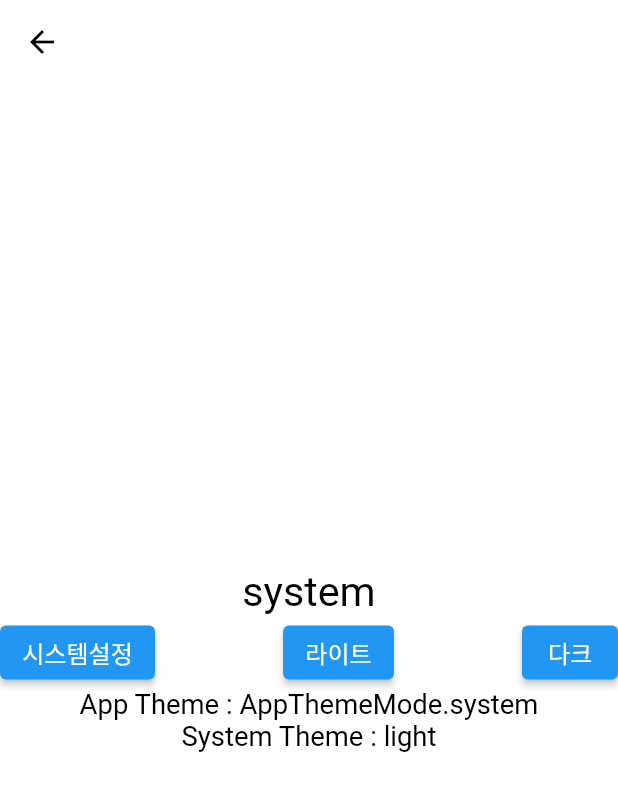
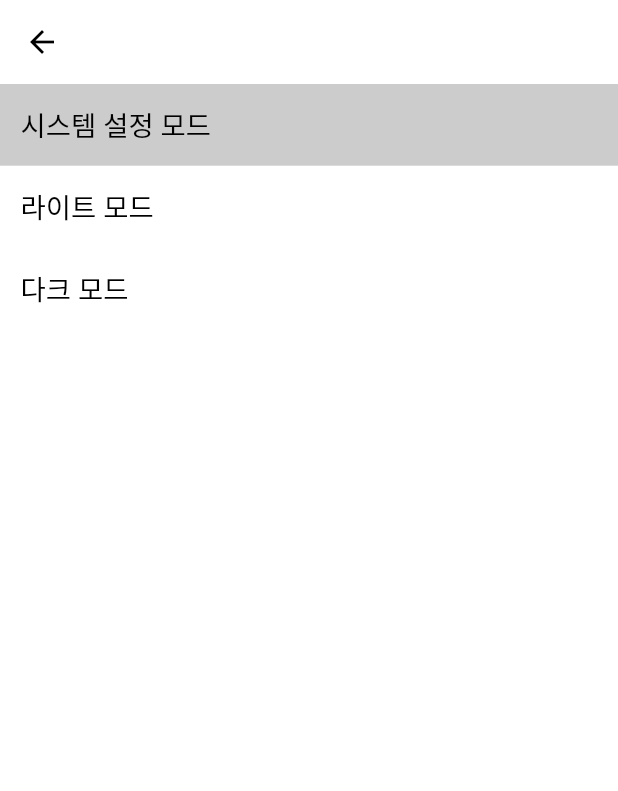
Before and after one commit to drexqq/flutter_boilerplate, a Flutter app: the AppSettingPage screen opened by its route, on a phone screen of 412 x 824 dp. Shown: the top 791 px of the screen. Run offline on Flutter 3.47's test engine with Material 3 defaults, Android fonts, the phone set to English and light mode, and no system bars; our stand-ins replace auto_route, bloc, equatable, flutter_bloc, flutter_screenutil, get_it and 2 more; accounts and stored records are empty.

Commit message:
:recycle: Refactor app theme change feature

```diff
--- a/lib/src/features/app/blocs/app_bloc.dart
+++ b/lib/src/features/app/blocs/app_bloc.dart
@@ -1,6 +1,5 @@
 // Package imports:
 import 'package:bloc/bloc.dart';
-import 'package:bloc_concurrency/bloc_concurrency.dart';
 import 'package:injectable/injectable.dart';
 
 // Project imports:
@@ -25,7 +24,7 @@ class AppBloc extends Bloc<AppEvent, AppState> {
         final isDarkMode = themeMode == AppThemeMode.dark;
         emit(state.copyWith(isDarkMode: isDarkMode, themeMode: themeMode));
       }
-    }, transformer: droppable());
+    });
   }
 
   @override
--- a/lib/src/features/app/blocs/app_state.dart
+++ b/lib/src/features/app/blocs/app_state.dart
@@ -1,5 +1,3 @@
-// ignore_for_file: public_member_api_docs, sort_constructors_first
-
 // Package imports:
 import 'package:equatable/equatable.dart';
 
@@ -25,9 +23,9 @@ class AppState extends Equatable {
 
   AppState.init()
       : this(
-          themeMode: getThemeMode(
+          themeMode: getThemeModeFromString(
               getIt<SharedPrefsService>().getString(Constants.themeMode) ??
-                  "system"),
+                  AppThemeMode.system.name),
           isDarkMode: getIsDarkMode,
         );
 
--- a/lib/src/features/app/models/app_theme_model.dart
+++ /dev/null
@@ -1,23 +0,0 @@
-// Flutter imports:
-import 'package:flutter/material.dart';
-
-// Project imports:
-import 'package:flutter_boilerplate/src/theme/app_theme.dart';
-
-class AppThemeModel {
-  final ThemeData system;
-  final ThemeData dark;
-  final ThemeData light;
-  AppThemeModel({
-    required this.system,
-    required this.dark,
-    required this.light,
-  });
-
-  AppThemeModel.init()
-      : this(
-          system: AppTheme().system,
-          dark: AppTheme().dark,
-          light: AppTheme().light,
-        );
-}
--- a/lib/src/features/app/presentation/pages/app_setting_page.dart
+++ b/lib/src/features/app/presentation/pages/app_setting_page.dart
@@ -1,15 +1,9 @@
 // Flutter imports:
-import 'package:flutter/material.dart';
-
 // Package imports:
 import 'package:auto_route/auto_route.dart';
-import 'package:flutter_bloc/flutter_bloc.dart';
-
-// Project imports:
-import 'package:flutter_boilerplate/src/features/app/blocs/app_bloc.dart';
-import 'package:flutter_boilerplate/src/features/app/blocs/app_event.dart';
+import 'package:flutter/material.dart';
 import 'package:flutter_boilerplate/src/features/app/blocs/app_state.dart';
-import 'package:flutter_boilerplate/src/utils/shortcuts/theme_shortcut.dart';
+import 'package:flutter_boilerplate/src/features/app/presentation/widgets/theme_button_widget.dart';
 
 @RoutePage()
 class AppSettingPage extends StatelessWidget {
@@ -19,50 +13,15 @@ class AppSettingPage extends StatelessWidget {
   Widget build(BuildContext context) {
     return Scaffold(
       appBar: AppBar(),
-      body: Column(
-        mainAxisAlignment: MainAxisAlignment.center,
+      body: const Column(
+        mainAxisAlignment: MainAxisAlignment.start,
         children: [
-          Text(
-            context.watch<AppBloc>().state.themeMode.name,
-            style: Theme.of(context).textTheme.displayLarge,
-          ),
-          Row(
-            mainAxisAlignment: MainAxisAlignment.spaceBetween,
+          Column(
             children: [
-              ElevatedButton(
-                  onPressed: () {
-                    context.read<AppBloc>().add(
-                        AppThemeChangeEvent(themeMode: AppThemeMode.system));
-                  },
-                  child: const Text("시스템설정")),
-              ElevatedButton(
-                  onPressed: () {
-                    context.read<AppBloc>().add(
-                        AppThemeChangeEvent(themeMode: AppThemeMode.light));
-                  },
-                  child: const Text("라이트")),
-              ElevatedButton(
-                  onPressed: () {
-                    context
-                        .read<AppBloc>()
-                        .add(AppThemeChangeEvent(themeMode: AppThemeMode.dark));
-                  },
-                  child: const Text("다크")),
+              ThemeButtonWidget(mode: AppThemeMode.system),
+              ThemeButtonWidget(mode: AppThemeMode.light),
+              ThemeButtonWidget(mode: AppThemeMode.dark),
             ],
-          ),
-          Center(
-            child: Column(
-              children: [
-                Text(
-                  "App Theme : ${context.read<AppBloc>().state.themeMode}",
-                  style: Theme.of(context).textTheme.displayMedium,
-                ),
-                Text(
-                  "System Theme : ${getIsDarkMode ? "dark" : "light"}",
-                  style: Theme.of(context).textTheme.displayMedium,
-                ),
-              ],
-            ),
           ),
         ],
       ),
--- /dev/null
+++ b/lib/src/features/app/presentation/widgets/theme_button_widget.dart
@@ -0,0 +1,54 @@
+import 'package:flutter/material.dart';
+import 'package:flutter_bloc/flutter_bloc.dart';
+import 'package:flutter_boilerplate/src/features/app/blocs/app_bloc.dart';
+import 'package:flutter_boilerplate/src/features/app/blocs/app_event.dart';
+import 'package:flutter_boilerplate/src/features/app/blocs/app_state.dart';
+import 'package:flutter_boilerplate/src/services/di/injector.dart';
+import 'package:flutter_boilerplate/src/theme/app_color_scheme.dart';
+import 'package:flutter_boilerplate/src/theme/app_size_scheme.dart';
+
+class ThemeButtonWidget extends StatelessWidget {
+  final AppThemeMode mode;
+  const ThemeButtonWidget({
+    super.key,
+    required this.mode,
+  });
+
+  @override
+  Widget build(BuildContext context) {
+    return BlocBuilder<AppBloc, AppState>(builder: (context, state) {
+      final isCurrentMode = state.themeMode == mode;
+      return GestureDetector(
+        onTap: () {
+          getIt<AppBloc>().add(AppThemeChangeEvent(themeMode: mode));
+        },
+        child: Container(
+          width: double.infinity,
+          padding: EdgeInsets.all(AppSizeScheme.insets.insetL),
+          decoration: BoxDecoration(
+            color: _selectedColor(isCurrentMode, state.isDarkMode),
+          ),
+          child: Text(_modeText(mode)),
+        ),
+      );
+    });
+  }
+
+  String _modeText(AppThemeMode mode) {
+    switch (mode) {
+      case AppThemeMode.light:
+        return "라이트 모드";
+      case AppThemeMode.dark:
+        return "다크 모드";
+      case AppThemeMode.system:
+        return "시스템 설정 모드";
+    }
+  }
+
+  Color? _selectedColor(bool isCurrentMode, bool isDarkMode) {
+    Color selectedColor = isDarkMode
+        ? AppColorScheme.white.withOpacity(.2)
+        : AppColorScheme.black.withOpacity(.2);
+    return isCurrentMode ? selectedColor : null;
+  }
+}
--- a/lib/src/features/auth/blocs/auth_state.dart
+++ b/lib/src/features/auth/blocs/auth_state.dart
@@ -1,5 +1,3 @@
-// ignore_for_file: public_member_api_docs, sort_constructors_first
-
 // Package imports:
 import 'package:equatable/equatable.dart';
 
--- a/lib/src/features/auth/presentation/pages/login_page.dart
+++ b/lib/src/features/auth/presentation/pages/login_page.dart
@@ -17,10 +17,7 @@ class _LoginPageState extends State<LoginPage> {
   Widget build(BuildContext context) {
     return const Scaffold(
       body: Center(
-        child: Text(
-          "LOGIN",
-          style: TextStyle(color: Colors.black),
-        ),
+        child: Text("LOGIN"),
       ),
     );
   }
--- a/lib/src/theme/app_size_scheme.dart
+++ b/lib/src/theme/app_size_scheme.dart
@@ -32,21 +32,21 @@ class _Text {
 
 @immutable
 class _Insets {
-  static final double insetXxl = 16.sp;
-  static final double insetXl = 14.sp;
-  static final double insetL = 12.sp;
+  final double insetXxl = 16.sp;
+  final double insetXl = 14.sp;
+  final double insetL = 12.sp;
 
-  static final double insetM = 10.sp;
-  static final double insetSm = 8.sp;
+  final double insetM = 10.sp;
+  final double insetSm = 8.sp;
 
-  static final double insetS = 6.sp;
-  static final double insetXs = 4.sp;
-  static final double insetXxs = 2.sp;
+  final double insetS = 6.sp;
+  final double insetXs = 4.sp;
+  final double insetXxs = 2.sp;
 }
 
 @immutable
 class _Radius {
-  static final double radiusL = 30.sp;
-  static final double radiusM = 20.sp;
-  static final double radiusS = 10.sp;
+  final double radiusL = 30.sp;
+  final double radiusM = 20.sp;
+  final double radiusS = 10.sp;
 }
--- a/lib/src/utils/shortcuts/theme_shortcut.dart
+++ b/lib/src/utils/shortcuts/theme_shortcut.dart
@@ -4,14 +4,13 @@ import 'package:flutter/scheduler.dart';
 
 // Project imports:
 import 'package:flutter_boilerplate/src/features/app/blocs/app_state.dart';
-import 'package:flutter_boilerplate/src/services/di/injector.dart';
 import 'package:flutter_boilerplate/src/theme/app_theme.dart';
 
 bool get getIsDarkMode =>
     SchedulerBinding.instance.platformDispatcher.platformBrightness ==
     Brightness.dark;
 
-AppThemeMode getThemeMode(String mode) {
+AppThemeMode getThemeModeFromString(String mode) {
   switch (mode) {
     case 'light':
       return AppThemeMode.light;
@@ -23,14 +22,15 @@ AppThemeMode getThemeMode(String mode) {
   }
 }
 
-ThemeData getThemeData(AppThemeMode mode, {bool? isStateDark}) {
-  switch (mode) {
+ThemeData? getThemeDataFromAppState(AppState state) {
+  final appTheme = AppTheme();
+  switch (state.themeMode) {
+    case AppThemeMode.dark:
+      return appTheme.dark;
     case AppThemeMode.light:
-      return getIt<AppTheme>().light;
-    case AppThemeMode.dark:
-      return getIt<AppTheme>().dark;
+      return appTheme.light;
     case AppThemeMode.system:
     default:
-      return getIt<AppTheme>().system;
+      return state.isDarkMode ? appTheme.dark : appTheme.light;
   }
 }
```
Also changed, not shown: lib/src/features/app/app.dart (+8 -17 lines), lib/src/features/app/presentation/pages/app_start_page.dart (+2 -5 lines), lib/src/theme/app_text_theme.dart (+6 -6 lines).
